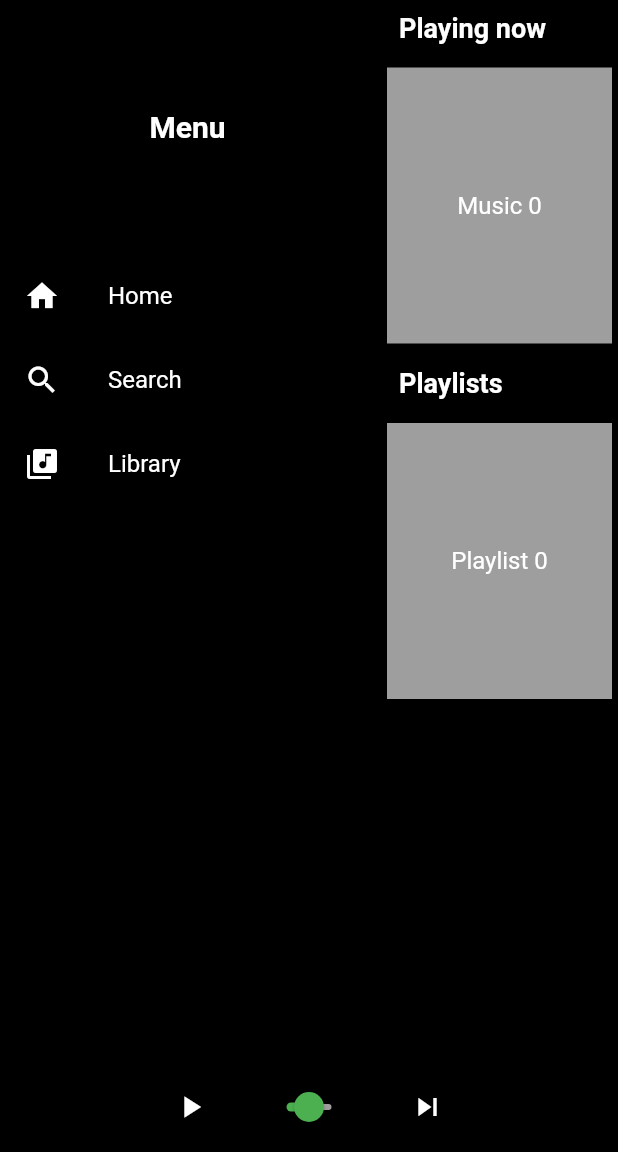
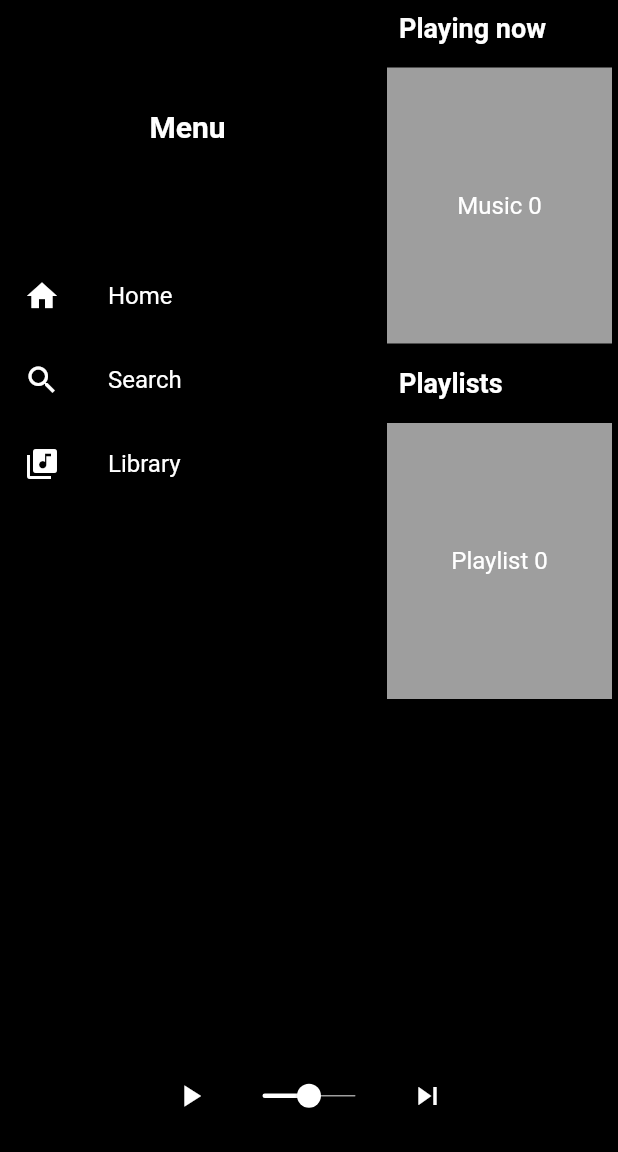
Before and after one commit to pedrovinis/speezer_app, a Flutter app: the screen it shows after launch, on a phone screen of 412 x 824 dp, the part 84-1236 px from its top. Run offline on Flutter 3.47's test engine with Material 2 defaults, Android fonts, the phone set to English and light mode, and no system bars; Roboto replaces fonts that are missing (Arial).

Commit message:
chore: playback-styles

```diff
--- a/lib/src/widgets/PlaybackBar.dart
+++ b/lib/src/widgets/PlaybackBar.dart
@@ -10,12 +10,14 @@ class _PlaybackBarState extends State<PlaybackBar> {
 
   @override
   Widget build(BuildContext context) {
-    double horizontalPadding = MediaQuery.of(context).size.width.toDouble() * 0.25;
+    double horizontalPadding =
+        MediaQuery.of(context).size.width.toDouble() * 0.25;
 
     return Container(
-      height: 60,
+      height: 75,
       color: Colors.black,
-      padding: EdgeInsets.fromLTRB(horizontalPadding, 10, horizontalPadding, 10),
+      padding:
+          EdgeInsets.fromLTRB(horizontalPadding, 10, horizontalPadding, 10),
       child: Row(
         children: [
           IconButton(
@@ -29,24 +31,24 @@ class _PlaybackBarState extends State<PlaybackBar> {
               });
             },
           ),
-          SizedBox(width: 16.0),
           Expanded(
-            child: Slider(
-              onChanged: (double value) {
-              },
-              value: 0.5,
-              activeColor: Colors.green,
-              inactiveColor: Colors.grey,
-            ),
-          ),
-          SizedBox(width: 16.0),
+              child: SliderTheme(
+                  data: SliderTheme.of(context).copyWith(
+                    trackHeight: 1,
+                    thumbShape: RoundSliderThumbShape(enabledThumbRadius: 8.0),
+                  ),
+                  child: Slider(
+                    onChanged: (double value) {},
+                    value: 0.5,
+                    activeColor: Colors.white,
+                    inactiveColor: Colors.grey,
+                  ))),
           IconButton(
             icon: Icon(
               Icons.skip_next,
               color: Colors.white,
             ),
-            onPressed: () {
-            },
+            onPressed: () {},
           ),
         ],
       ),
```
